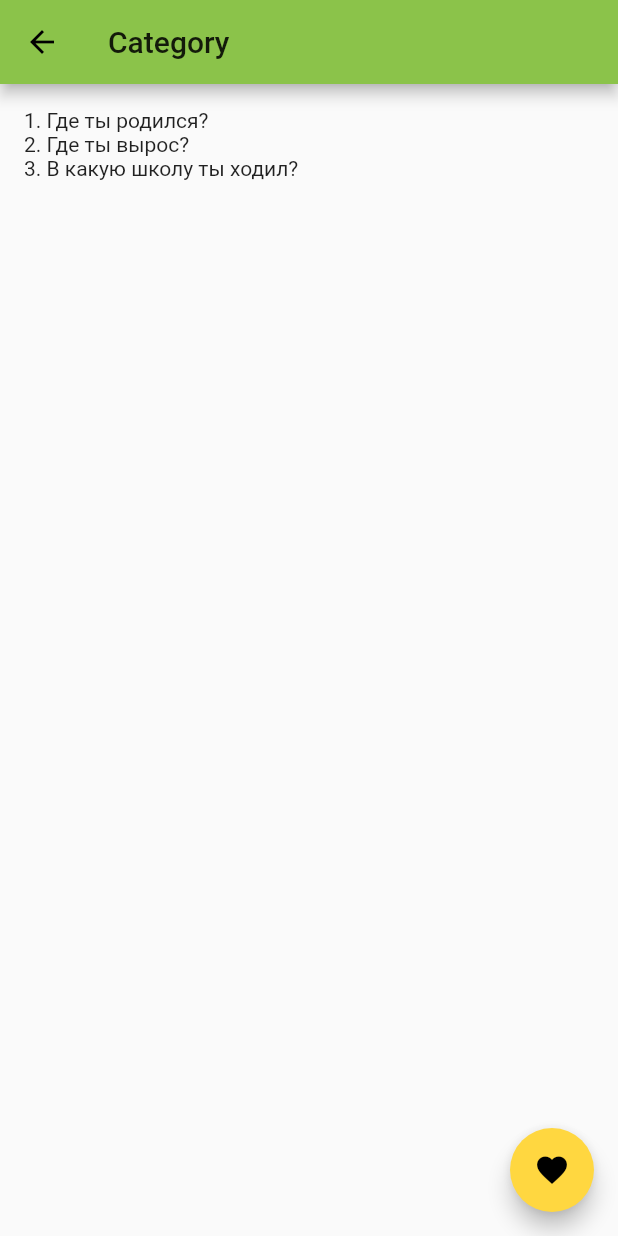
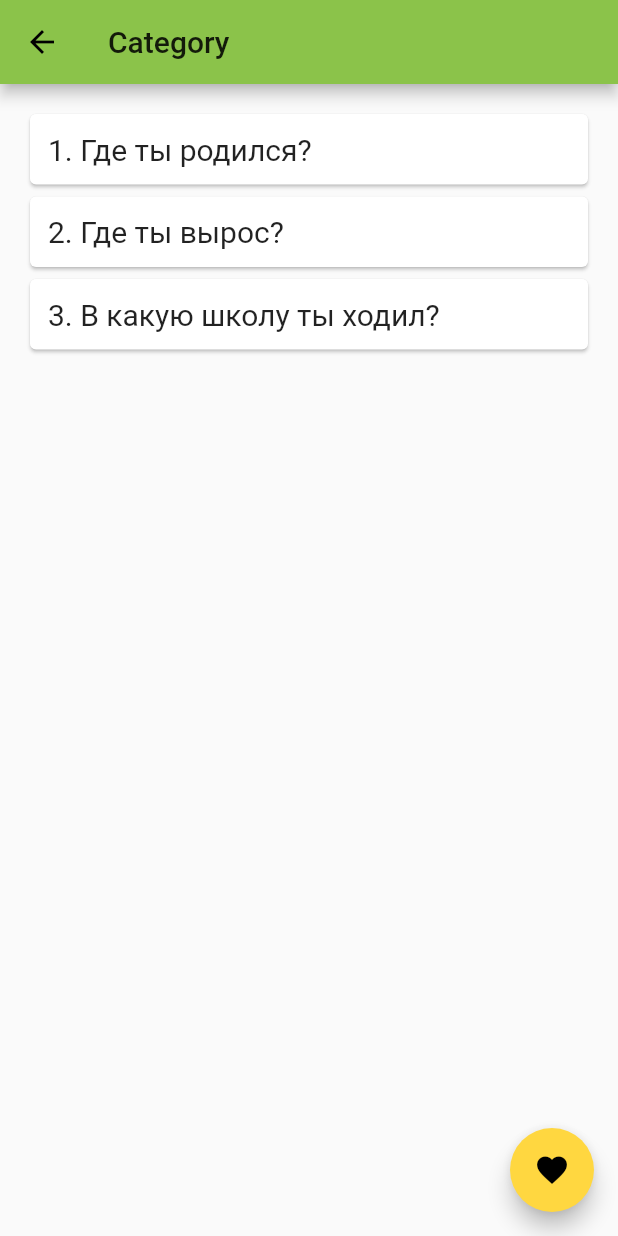
Before and after one commit to tieorange/avocado_questions, a Flutter app: the CategoryDetailsPage screen opened directly, on a phone screen of 412 x 824 dp. Run offline on Flutter 3.47's test engine with Material 2 defaults, Android fonts, the phone set to English and light mode, and no system bars.

Commit message:
ios fix build

```diff
--- a/lib/presentation/category_details/CategoryDetailsPage.dart
+++ b/lib/presentation/category_details/CategoryDetailsPage.dart
@@ -7,9 +7,9 @@ class CategoryDetailsPage extends StatefulWidget {
 }
 
 class _CategoryDetailsPageState extends State<CategoryDetailsPage> {
-
   // TODO: change category name to real one
-  List<Question> questionsList = QuestionDatabase.getQuestionByCategory("some category");
+  List<Question> questionsList =
+      QuestionDatabase.getQuestionByCategory("some category");
 
   @override
   Widget build(BuildContext context) {
@@ -25,8 +25,21 @@ class _CategoryDetailsPageState extends State<CategoryDetailsPage> {
     );
   }
 
-  buildList() =>
-      ListView.builder(itemCount: questionsList.length ,itemBuilder: (context, index) {
-        return Text("${questionsList[index].questionContent}");
-      },);
+  buildList() => ListView.builder(
+        itemCount: questionsList.length,
+        itemBuilder: (context, index) {
+          return buildListItem(index);
+        },
+      );
+
+  buildListItem(int index) => Card(
+          child: Padding(
+        padding: const EdgeInsets.all(12.0),
+        child: Text(
+          "${questionsList[index].questionContent}",
+          style: textStyleListItem(),
+        ),
+      ));
 }
+
+TextStyle textStyleListItem() => TextStyle(fontSize: 20);
```
Also changed, not shown: lib/main.dart (+29 -11 lines), 1 other file.
